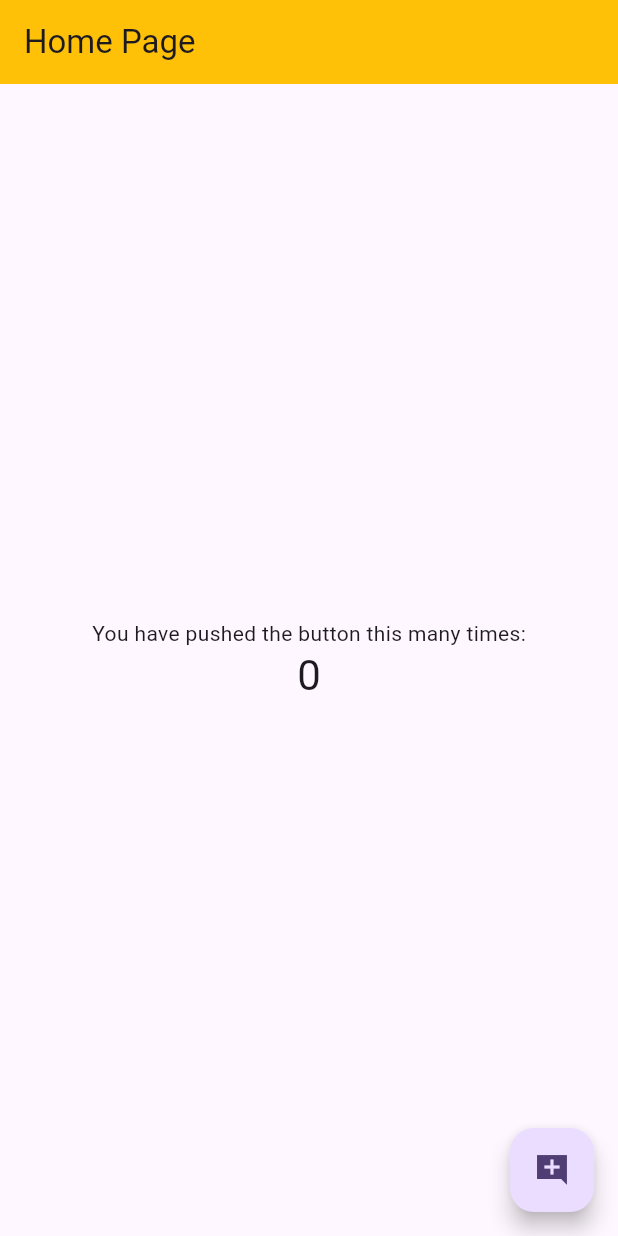
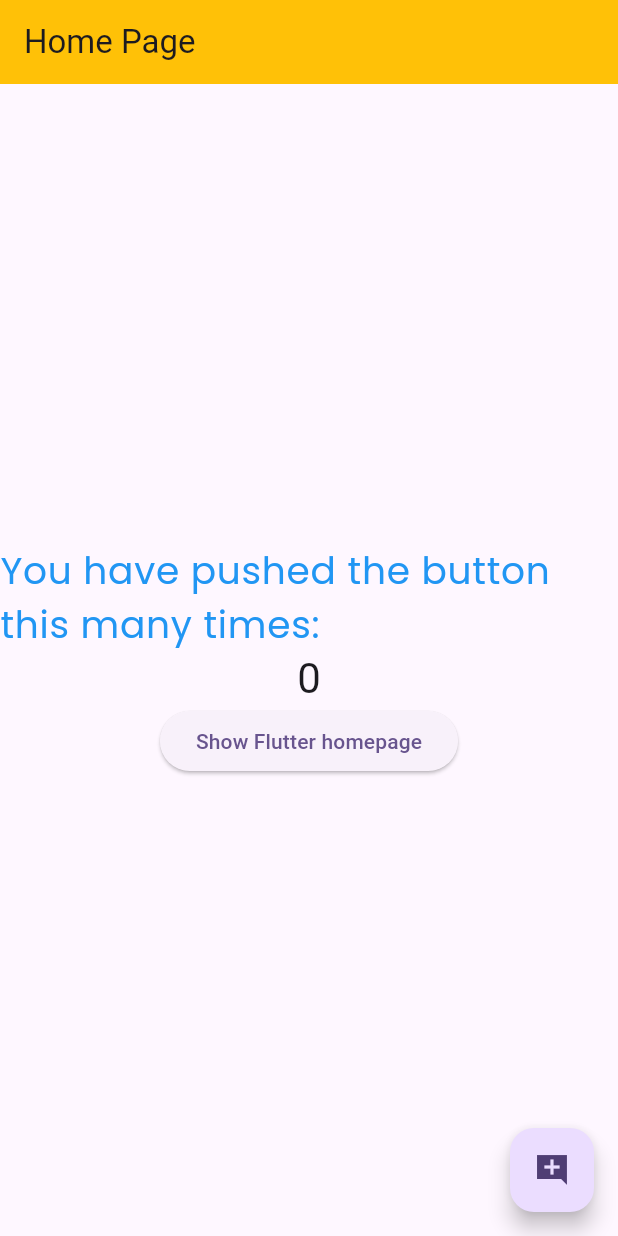
Before and after one commit to qasimsiddiqui/Flutter_Bootcamp, a Flutter app: the screen it shows after launch, on a phone screen of 412 x 824 dp. Run offline on Flutter 3.47's test engine with Material 3 defaults, Android fonts, the phone set to English and light mode, and no system bars; our stand-ins replace google_fonts.

```diff
--- a/lib/main.dart
+++ b/lib/main.dart
@@ -1,4 +1,6 @@
 import 'package:flutter/material.dart';
+import 'package:google_fonts/google_fonts.dart';
+import 'package:url_launcher/url_launcher.dart';
 
 void main() {
   runApp(const MyApp());
@@ -68,6 +70,14 @@ class _MyHomePageState extends State<MyHomePage> {
     });
   }
 
+  final Uri _url = Uri.parse('sms:5550101234');
+
+  Future<void> _launchUrl() async {
+    if (!await launchUrl(_url)) {
+      throw Exception('Could not launch $_url');
+    }
+  }
+
   @override
   Widget build(BuildContext context) {
     // This method is rerun every time setState is called, for instance as done
@@ -105,12 +115,22 @@ class _MyHomePageState extends State<MyHomePage> {
           // wireframe for each widget.
           mainAxisAlignment: MainAxisAlignment.center,
           children: <Widget>[
-            const Text(
+            Text(
               'You have pushed the button this many times:',
+              style: GoogleFonts.poppins(
+                textStyle: const TextStyle(
+                    color: Colors.blue, letterSpacing: .5, fontSize: 25),
+              ),
             ),
             Text(
               '$_counter',
               style: Theme.of(context).textTheme.headlineMedium,
+            ),
+            Center(
+              child: ElevatedButton(
+                onPressed: _launchUrl,
+                child: const Text('Show Flutter homepage'),
+              ),
             ),
           ],
         ),
```
Also changed, not shown: pubspec.yaml (+4 -4 lines), pubspec.lock, 6 other files.
